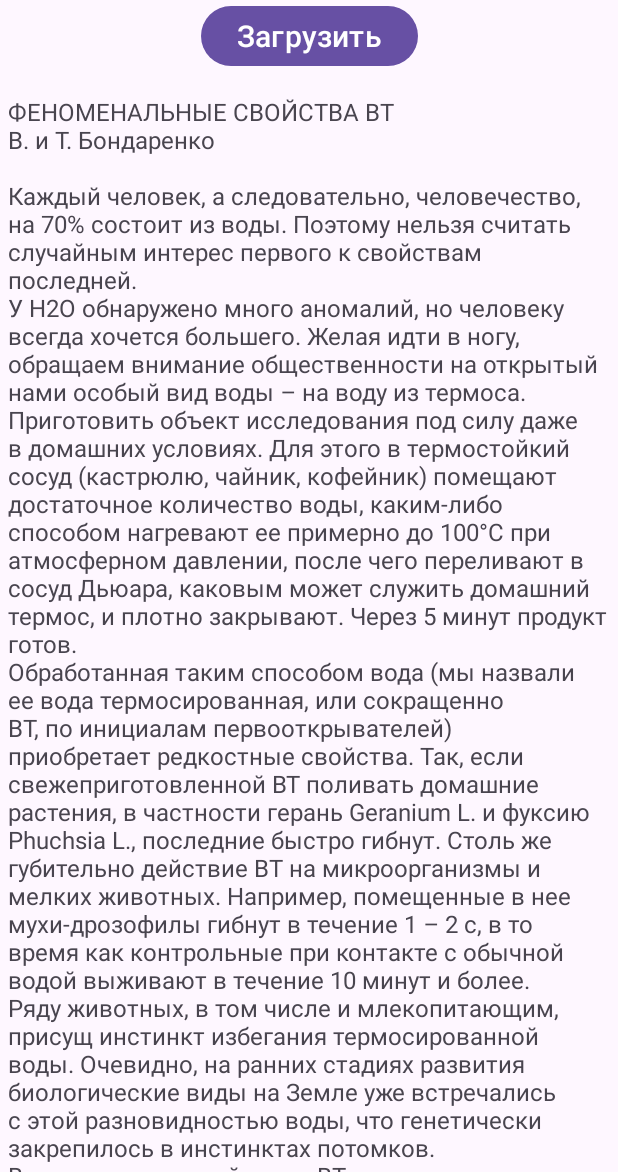
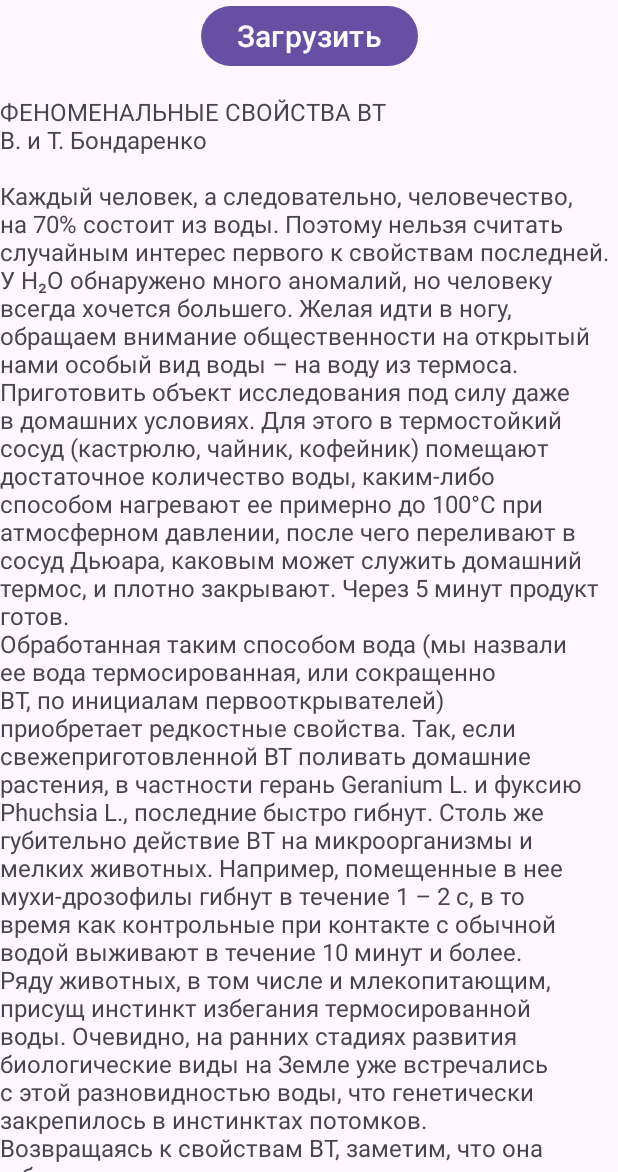
Before and after one commit to NikPotap/RelativeLayout_ToggleButton_ScrollView, an Android app: the screen it shows after launch (MainActivity), after a tap on "Загрузить", on a phone screen of 412 x 824 dp, the part 64-1236 px from its top. Run offline under Robolectric (Android 15) with nearby library versions, the phone set to English and light mode, and no system bars.

Commit message:
Исправлена ошибка с преобрахованием текста в list. Обнаружено "уползание" окна скроллинга под нижнюю часть экрана. Решения найти пока не удалось. Добил текст пустыми строками.

```diff
--- a/app/src/main/java/com/example/relativelayout_togglebutton_scrollview/MainActivity.kt
+++ b/app/src/main/java/com/example/relativelayout_togglebutton_scrollview/MainActivity.kt
@@ -29,8 +29,8 @@ class MainActivity : AppCompatActivity(), View.OnClickListener {
     override fun onClick(p0: View?) {
         val book = database(resources.getString(R.string.content))
         contentTV.text = ""
-        for (temp in loadBook(book.text)) contentTV.append(temp)
+        for (temp in loadBook(book.text)) contentTV.append(temp + " ")
     }
 }
 
-fun loadBook(text: String): List<String> = listOf(text.trim(' '))
+fun loadBook(text: String): List<String> = text.split(" ")
--- a/app/src/main/res/layout/activity_main.xml
+++ b/app/src/main/res/layout/activity_main.xml
@@ -13,9 +13,9 @@
         android:layout_width="wrap_content"
         android:layout_height="wrap_content"
         android:layout_marginTop="@dimen/margin_10dp"
+        android:gravity="center"
         android:text="@string/app_name"
         android:textSize="@dimen/title_text_24sp"
-        android:gravity="center"
         app:layout_constraintEnd_toEndOf="parent"
         app:layout_constraintStart_toStartOf="parent"
         app:layout_constraintTop_toTopOf="parent" />
@@ -32,12 +32,15 @@
         tools:ignore="MissingConstraints" />
 
     <ScrollView
+        android:id="@+id/scrollViewSV"
         android:layout_width="match_parent"
         android:layout_height="wrap_content"
         android:layout_marginTop="@dimen/margin_10dp"
-        android:layout_marginLeft="@dimen/margin_5dp"
         android:layout_marginRight="@dimen/margin_5dp"
-        app:layout_constraintTop_toBottomOf="@+id/loadBTN">
+        app:layout_constraintBottom_toBottomOf="parent"
+        app:layout_constraintTop_toBottomOf="@+id/loadBTN"
+        app:layout_constraintVertical_bias="0.005"
+        app:layout_constraintBaseline_creator="@android:integer/status_bar_notification_info_maxnum">
 
         <TextView
             android:id="@+id/contentTV"
@@ -46,8 +49,9 @@
             android:layout_marginTop="@dimen/margin_5dp"
             android:text=""
             android:textSize="@dimen/content"
-            app:layout_constraintEnd_toEndOf="parent"
+            app:layout_constraintBottom_toBottomOf="@+id/scrollView"
             app:layout_constraintStart_toStartOf="parent"
-            app:layout_constraintTop_toTopOf="parent" />
+            app:layout_constraintTop_toTopOf="parent"
+            app:layout_constraintEnd_toEndOf="parent"/>
     </ScrollView>
 </androidx.constraintlayout.widget.ConstraintLayout>
--- a/app/src/main/res/values/strings.xml
+++ b/app/src/main/res/values/strings.xml
@@ -3,11 +3,17 @@
     <string name="load">Загрузить</string>
     <string name="content">ФЕНОМЕНАЛЬНЫЕ СВОЙСТВА ВТ\nВ. и Т. Бондаренко\n
         \nКаждый человек, а следовательно, человечество, на 70% состоит из воды. Поэтому нельзя считать случайным интерес первого к свойствам последней.
-        \nУ Н2О обнаружено много аномалий, но человеку всегда хочется большего. Желая идти в ногу, обращаем внимание общественности на открытый нами особый вид воды – на воду из термоса. Приготовить объект исследования под силу даже в домашних условиях. Для этого в термостойкий сосуд (кастрюлю, чайник, кофейник) помещают достаточное количество воды, каким-либо способом нагревают ее примерно до 100°С при атмосферном давлении, после чего переливают в сосуд Дьюара, каковым может служить домашний термос, и плотно закрывают. Через 5 минут продукт готов.
+        \nУ Н₂О обнаружено много аномалий, но человеку всегда хочется большего. Желая идти в ногу, обращаем внимание общественности на открытый нами особый вид воды – на воду из термоса. Приготовить объект исследования под силу даже в домашних условиях. Для этого в термостойкий сосуд (кастрюлю, чайник, кофейник) помещают достаточное количество воды, каким-либо способом нагревают ее примерно до 100°С при атмосферном давлении, после чего переливают в сосуд Дьюара, каковым может служить домашний термос, и плотно закрывают. Через 5 минут продукт готов.
         \nОбработанная таким способом вода (мы назвали ее вода термосированная, или сокращенно ВТ, по инициалам первооткрывателей) приобретает редкостные свойства. Так, если свежеприготовленной ВТ поливать домашние растения, в частности герань Geranium L. и фуксию Phuchsia L., последние быстро гибнут. Столь же губительно действие ВТ на микроорганизмы и мелких животных. Например, помещенные в нее мухи-дрозофилы гибнут в течение 1 – 2 с, в то время как контрольные при контакте с обычной водой выживают в течение 10 минут и более. Ряду животных, в том числе и млекопитающим, присущ инстинкт избегания термосированной воды. Очевидно, на ранних стадиях развития биологические виды на Земле уже встречались с этой разновидностью воды, что генетически закрепилось в инстинктах потомков.
         \nВозвращаясь к свойствам ВТ, заметим, что она губительно влияет не только на живые организмы, но и на существенно менее развитые сложные системы. Так, погруженный в нее микрокалькулятор совершенно потерял работоспособность.
-        \nОбнаруженная нами аномалия позволяет по-новому взглянуть и на проблему старения. Как известно, человек представляет собой термостат (то есть в известном приближении термос). Значит, процесс старения следует рассматривать как следствие накопления в организме термосированной воды. Энергию активации перехода Н2О в ВТ несложно оценить. Вода в термосе переходит в ВТ-форму уже через 5 минут (t1), человек живет в среднем 70 лет (t2), отсюда по закону Аррениуса t1/t2 ≈ ехр[(–ΔЕ /R)(1/Т1 – 1/Т2)], где Т1 и Т2 – температуры человека и термоса. Расчетное значение ΔЕ ≈ 48 ккал/моль позволяет предположить перестройку химической структуры, например, инверсию Н2О → ОН2. Однако современные методы анализа непригодны для идентификации такого рода реакций.
-        \nЗагадки ВТ еще ждут своих исследователей. Чтобы дать импульс будущим работам в этой области, сообщим предварительный результат последних экспериментов: при регулярном поливе Geranium L. и Phuchsia L. термосированной водой, охлажденной до 20oС, названные растения хорошо развивались и своевременно цвели. Это свидетельствует о глубоких структурных перестройках в ВТ при изменении ее внутренней энергии и позволяет надеяться на широкое использование воды термосированной охлажденной (ВТО) в растениеводстве.
+        \nОбнаруженная нами аномалия позволяет по-новому взглянуть и на проблему старения. Как известно, человек представляет собой термостат (то есть в известном приближении термос). Значит, процесс старения следует рассматривать как следствие накопления в организме термосированной воды. Энергию активации перехода Н₂О в ВТ несложно оценить. Вода в термосе переходит в ВТ-форму уже через 5 минут (t1), человек живет в среднем 70 лет (t2), отсюда по закону Аррениуса t1/t2 ≈ ехр[(–ΔЕ /R)(1/Т1 – 1/Т2)], где Т1 и Т2 – температуры человека и термоса. Расчетное значение ΔЕ ≈ 48 ккал/моль позволяет предположить перестройку химической структуры, например, инверсию Н₂О → ОН₂. Однако, современные методы анализа непригодны для идентификации такого рода реакций.
+        \nЗагадки ВТ еще ждут своих исследователей. Чтобы дать импульс будущим работам в этой области, сообщим предварительный результат последних экспериментов: при регулярном поливе Geranium L. и Phuchsia L. термосированной водой, охлажденной до 20°С, названные растения хорошо развивались и своевременно цвели. Это свидетельствует о глубоких структурных перестройках в ВТ при изменении ее внутренней энергии и позволяет надеяться на широкое использование воды термосированной охлажденной (ВТО) в растениеводстве.
+        \n
+        \n
+        \n
+        \n
+        \n
+        \n
     </string>
     <string name="test_content">два слова</string>
 
```
